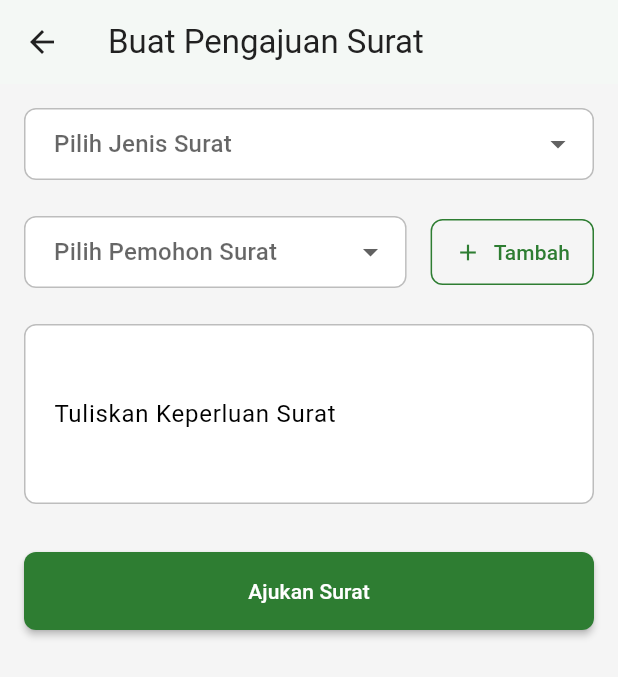
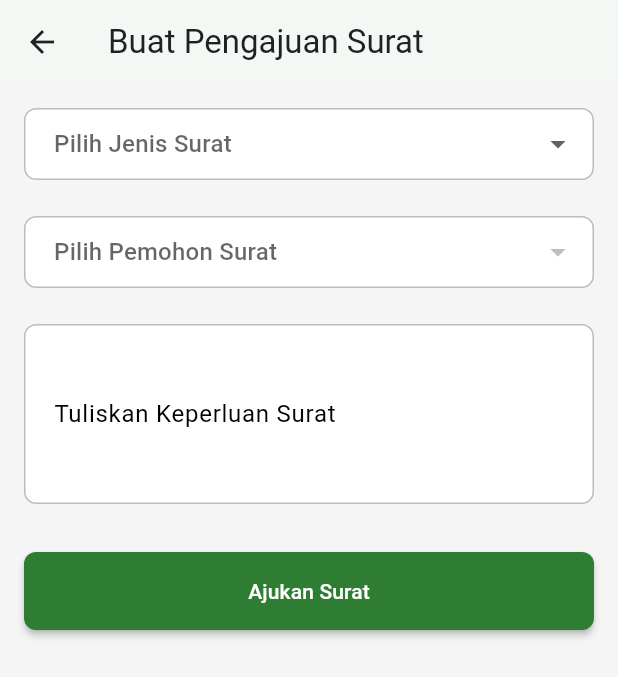
Before and after one commit to rissanndi/surat-mobile-sukorame, a Flutter app: the FormSuratScreen screen opened by its route, on a phone screen of 412 x 824 dp. Shown: the top 677 px of the screen. Run offline on Flutter 3.47's test engine with Material 3 defaults, Android fonts, the phone set to English and light mode, and no system bars; our stand-ins replace cloud_firestore, file_picker, firebase_auth, firebase_core, firebase_messaging, flutter_secure_storage and 7 more; missing offline and left inert: cryptography; accounts and stored records are empty; statements that could not run were skipped.

Commit message:
pull origin

```diff
--- a/lib/screens/add_family_member_screen.dart
+++ b/lib/screens/add_family_member_screen.dart
@@ -1,5 +1,8 @@
 import 'package:cloud_firestore/cloud_firestore.dart';
 import 'package:flutter/material.dart';
+import 'package:image_picker/image_picker.dart';
+import 'package:intl/intl.dart';
+import 'package:surat_mobile_sukorame/services/supabase_service.dart';
 
 class AddFamilyMemberScreen extends StatefulWidget {
   final String userUid;
--- a/lib/screens/form_surat_screen.dart
+++ b/lib/screens/form_surat_screen.dart
@@ -19,7 +19,7 @@ class _FormSuratScreenState extends State<FormSuratScreen> {
 
   Map<String, dynamic>? _userProfile;
   List<Map<String, dynamic>> _familyMembers = [];
-  final List<DropdownMenuItem<String>> _pemohonOptions = [];
+  final final List<DropdownMenuItem<String>> _pemohonOptions = [];
   String? _selectedPemohonId;
   Map<String, dynamic>? _selectedPemohonData;
 
@@ -152,33 +152,13 @@ class _FormSuratScreenState extends State<FormSuratScreen> {
                     ),
                     const SizedBox(height: 24),
 
-                    Row(
-                      children: [
-                        Expanded(
-                          child: DropdownButtonFormField<String>(
-                            initialValue: _selectedPemohonId,
-                            hint: const Text("Pilih Pemohon Surat"),
-                            items: _pemohonOptions,
-                            onChanged: _onPemohonChanged,
-                            validator: (val) => val == null ? 'Pemohon harus dipilih' : null,
-                            decoration: const InputDecoration(border: OutlineInputBorder()),
-                          ),
-                        ),
-                        const SizedBox(width: 16),
-                        OutlinedButton.icon(
-                          onPressed: () async {
-                            final result = await Navigator.push(
-                              context,
-                              MaterialPageRoute(builder: (context) => AddFamilyMemberScreen(userUid: widget.userUid)),
-                            );
-                            if (result == true) {
-                              _fetchInitialData();
-                            }
-                          },
-                          icon: const Icon(Icons.add),
-                          label: const Text("Tambah"),
-                        ),
-                      ],
+                    DropdownButtonFormField<String>(
+                      value: _selectedPemohonId,
+                      hint: const Text("Pilih Pemohon Surat"),
+                      items: _pemohonOptions,
+                      onChanged: _onPemohonChanged,
+                      validator: (val) => val == null ? 'Pemohon harus dipilih' : null,
+                      decoration: const InputDecoration(border: OutlineInputBorder()),
                     ),
 
                     if (_selectedPemohonData != null)
```
Also changed, not shown: 1 other file.
